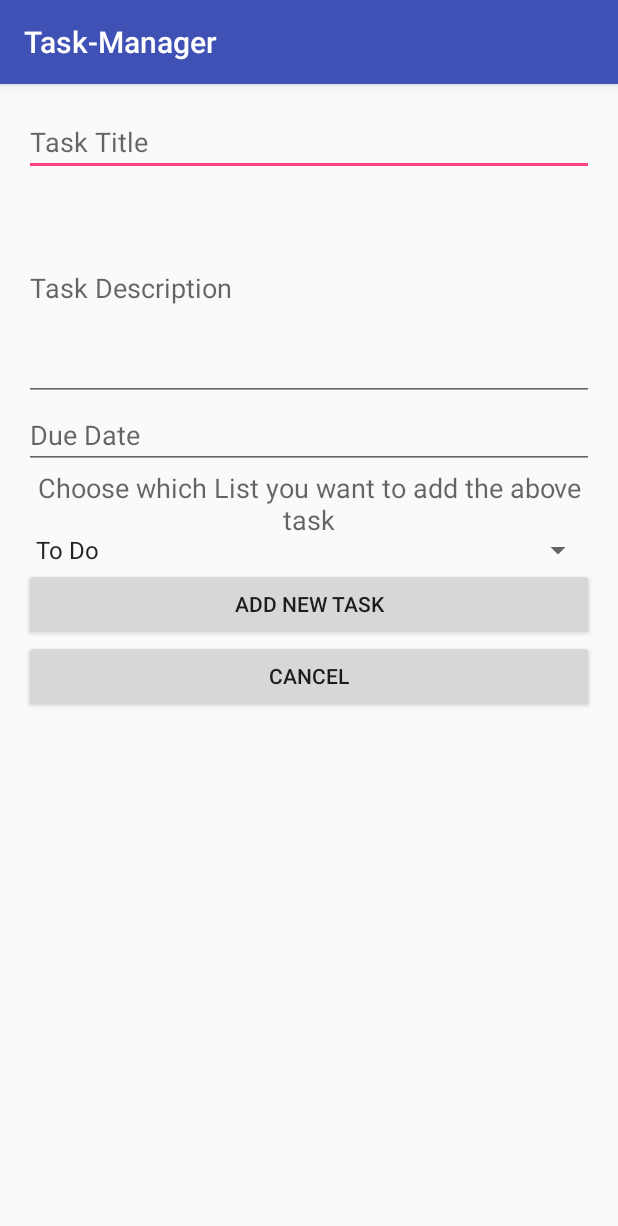
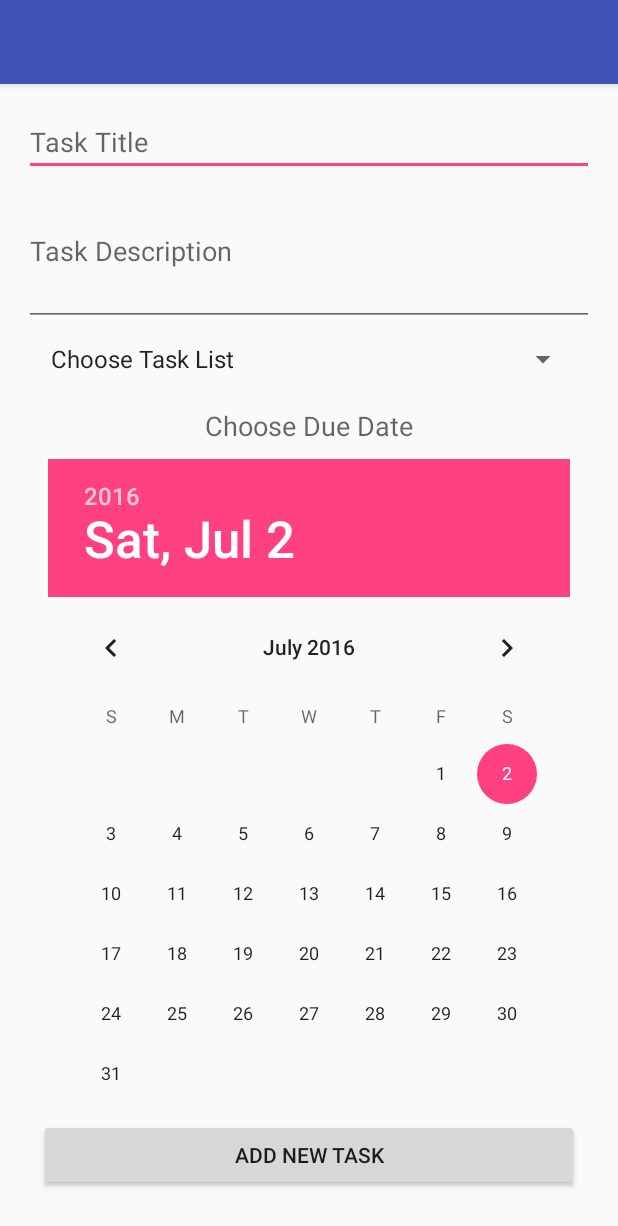
Before and after one commit to mnahm5/Task-Manager, an Android app: the CreateTask screen opened directly, with no data from a screen before it, on a phone screen of 412 x 824 dp. Shown: the top 1226 px of the screen. Run offline under Robolectric (Android 15) with nearby library versions, the phone set to English and light mode, and no system bars; our stand-ins replace Volley.

Commit message:
Can Create Task

```diff
--- a/app/src/main/java/com/example/mnahm5/task_manager/CreateTask.java
+++ b/app/src/main/java/com/example/mnahm5/task_manager/CreateTask.java
@@ -1,7 +1,22 @@
 package com.example.mnahm5.task_manager;
 
+import android.content.Intent;
+import android.support.v7.app.AlertDialog;
 import android.support.v7.app.AppCompatActivity;
 import android.os.Bundle;
+import android.view.View;
+import android.widget.Button;
+import android.widget.DatePicker;
+import android.widget.EditText;
+import android.widget.Spinner;
+import android.widget.Toast;
+
+import com.android.volley.RequestQueue;
+import com.android.volley.Response;
+import com.android.volley.toolbox.Volley;
+
+import org.json.JSONException;
+import org.json.JSONObject;
 
 public class CreateTask extends AppCompatActivity {
 
@@ -9,5 +24,65 @@ public class CreateTask extends AppCompatActivity {
     protected void onCreate(Bundle savedInstanceState) {
         super.onCreate(savedInstanceState);
         setContentView(R.layout.activity_create_task);
+
+        Intent intent = getIntent();
+        final String projectId = intent.getStringExtra("projectId");
+        final String projectName = intent.getStringExtra("projectName");
+        setTitle(projectName);
+
+        final EditText etTaskTitle = (EditText) findViewById(R.id.etTaskTitle);
+        final EditText etDescription = (EditText) findViewById(R.id.etDescription);
+        final Spinner spTaskType = (Spinner) findViewById(R.id.spTaskType);
+        final Button btAddTask = (Button) findViewById(R.id.btAddTask);
+        final Button btCancel = (Button) findViewById(R.id.btCancel);
+
+        btCancel.setOnClickListener(new View.OnClickListener() {
+            @Override
+            public void onClick(View view) {
+                finish();
+            }
+        });
+        btAddTask.setOnClickListener(new View.OnClickListener() {
+            @Override
+            public void onClick(View view) {
+                String taskType = spTaskType.getSelectedItem().toString();
+                if (taskType.equals("Choose Task List")) {
+                    Toast.makeText(CreateTask.this, "Need to select which List to put current task in\nTry Again",Toast.LENGTH_LONG).show();
+                }
+                else {
+                    String taskTitle = etTaskTitle.getText().toString();
+                    String description = etDescription.getText().toString();
+                    final DatePicker dpDueDate = (DatePicker) findViewById(R.id.dpDueDate);
+                    String dueDate = dpDueDate.getDayOfMonth() + "-" + (dpDueDate.getMonth()+1) + "-" + dpDueDate.getYear();
+                    Response.Listener<String> responseListener = new Response.Listener<String>() {
+                        @Override
+                        public void onResponse(String response) {
+                            try {
+                                JSONObject jsonResponse = new JSONObject(response);
+                                boolean success = jsonResponse.getBoolean("success");
+
+                                if (success) {
+                                    Intent intent = new Intent(CreateTask.this, Home.class);
+                                    CreateTask.this.startActivity(intent);
+                                }
+                                else {
+                                    AlertDialog.Builder builder = new AlertDialog.Builder(CreateTask.this);
+                                    builder.setMessage("Task Created Failed")
+                                            .setNegativeButton("Retry",null)
+                                            .create()
+                                            .show();
+                                }
+                            } catch (JSONException e) {
+                                e.printStackTrace();
+                            }
+                        }
+                    };
+
+                    CreateTaskRequest createTaskRequest = new CreateTaskRequest(projectId, taskType, taskTitle, description, dueDate, responseListener);
+                    RequestQueue queue = Volley.newRequestQueue(CreateTask.this);
+                    queue.add(createTaskRequest);
+                }
+            }
+        });
     }
 }
--- a/app/src/main/java/com/example/mnahm5/task_manager/ProjectActivity.java
+++ b/app/src/main/java/com/example/mnahm5/task_manager/ProjectActivity.java
@@ -59,9 +59,9 @@ public class ProjectActivity extends AppCompatActivity {
                 taskType = "Done";
             }
             Intent intent = new Intent(ProjectActivity.this, ProjectTasks.class);
-            intent.putExtra("taskType", taskType);
             intent.putExtra("projectId", projectId);
             intent.putExtra("projectName", projectName);
+            intent.putExtra("taskType", taskType);
             ProjectActivity.this.startActivity(intent);
         }
 
--- a/app/src/main/res/layout/activity_create_task.xml
+++ b/app/src/main/res/layout/activity_create_task.xml
@@ -9,71 +9,73 @@
     android:paddingTop="@dimen/activity_vertical_margin"
     tools:context="com.example.mnahm5.task_manager.CreateTask">
 
+    <ScrollView
+        android:layout_width="match_parent"
+        android:layout_height="match_parent"
+        android:id="@+id/scrollView"
+        android:layout_alignParentTop="true"
+        android:layout_centerHorizontal="true"
+        android:fillViewport="true">
+
+    </ScrollView>
+
+    <LinearLayout
+        android:orientation="vertical"
+        android:layout_width="match_parent"
+        android:layout_height="wrap_content"
+        android:id="@+id/CreateTaskActivity">
+
         <EditText
-        android:layout_width="wrap_content"
+            android:layout_width="match_parent"
             android:layout_height="wrap_content"
             android:id="@+id/etTaskTitle"
-        android:layout_alignParentTop="true"
-        android:layout_alignParentStart="true"
-        android:layout_alignParentEnd="true"
             android:hint="@string/task_title" />
 
         <EditText
-        android:layout_width="wrap_content"
-        android:layout_height="150dp"
+            android:layout_width="match_parent"
+            android:layout_height="100dp"
             android:inputType="textMultiLine"
             android:ems="10"
-        android:id="@+id/editText"
-        android:layout_below="@+id/etTaskTitle"
-        android:layout_alignParentStart="true"
-        android:layout_alignParentEnd="true"
+            android:id="@+id/etDescription"
             android:hint="@string/task_description" />
 
-    <EditText
-        android:layout_width="wrap_content"
-        android:layout_height="wrap_content"
-        android:inputType="date"
-        android:ems="10"
-        android:id="@+id/etDueDate"
-        android:hint="@string/due_date"
-        android:layout_below="@+id/editText"
-        android:layout_alignParentStart="true"
-        android:layout_alignParentEnd="true" />
         <Spinner
             android:layout_width="match_parent"
             android:layout_height="wrap_content"
+            android:layout_margin="10dp"
             android:entries="@array/taskTypes"
-        android:layout_below="@+id/etDueDate"
-        android:layout_alignParentStart="true"
-        android:layout_marginTop="42dp"
+            android:spinnerMode="dropdown"
             android:id="@+id/spTaskType"></Spinner>
 
         <TextView
             android:layout_width="wrap_content"
             android:layout_height="wrap_content"
+            android:layout_margin="10dp"
             android:textAppearance="?android:attr/textAppearanceMedium"
-        android:text="@string/choose_which_list_you_want_to_add_the_above_task"
-        android:id="@+id/tvTaskType"
-        android:layout_alignParentStart="true"
-        android:layout_below="@+id/etDueDate"
-        android:layout_alignParentEnd="true"
-        android:textAlignment="center" />
+            android:text="@string/choose_due_date"
+            android:id="@+id/tvDueDate"
+            android:layout_gravity="center_horizontal" />
+
+        <DatePicker
+            android:layout_width="wrap_content"
+            android:layout_height="wrap_content"
+            android:id="@+id/dpDueDate"
+            android:layout_gravity="center_horizontal" />
 
         <Button
-        android:layout_width="wrap_content"
+            android:layout_width="match_parent"
             android:layout_height="wrap_content"
+            android:layout_margin="10dp"
             android:text="@string/add_new_task"
-        android:id="@+id/btAdd"
-        android:layout_below="@+id/spTaskType"
-        android:layout_alignParentEnd="true"
-        android:layout_alignParentStart="true" />
+            android:id="@+id/btAddTask" />
 
         <Button
-        android:layout_width="wrap_content"
+            android:layout_width="match_parent"
             android:layout_height="wrap_content"
             android:text="@string/cancel"
-        android:id="@+id/btCancel"
-        android:layout_below="@+id/btAdd"
-        android:layout_alignParentStart="true"
-        android:layout_alignParentEnd="true" />
+            android:id="@+id/btCancel" />
+
+    </LinearLayout>
+
+
 </RelativeLayout>
--- a/app/src/main/res/values/strings.xml
+++ b/app/src/main/res/values/strings.xml
@@ -34,7 +34,9 @@
     <string name="due_date">Due Date</string>
     <string name="choose_which_list_you_want_to_add_the_above_task">Choose which List you want to add the above task</string>
     <string name="add_new_task">Add New Task</string>
+    <string name="choose_due_date">Choose Due Date</string>
     <string-array name="taskTypes">
+        <item>Choose Task List</item>
         <item>To Do</item>
         <item>Doing</item>
         <item>Done</item>
```
Also changed, not shown: app/src/main/java/com/example/mnahm5/task_manager/CreateTaskRequest.java (added, +27 -0 lines). Lines whose indentation alone changed are shown as unchanged.
